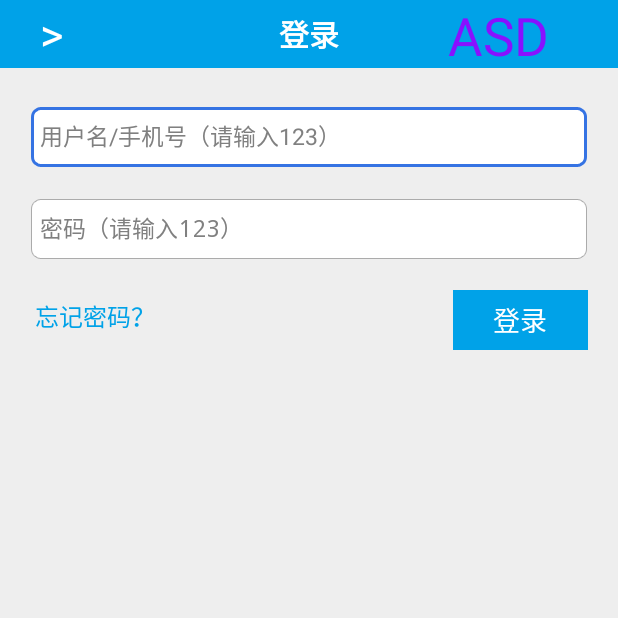
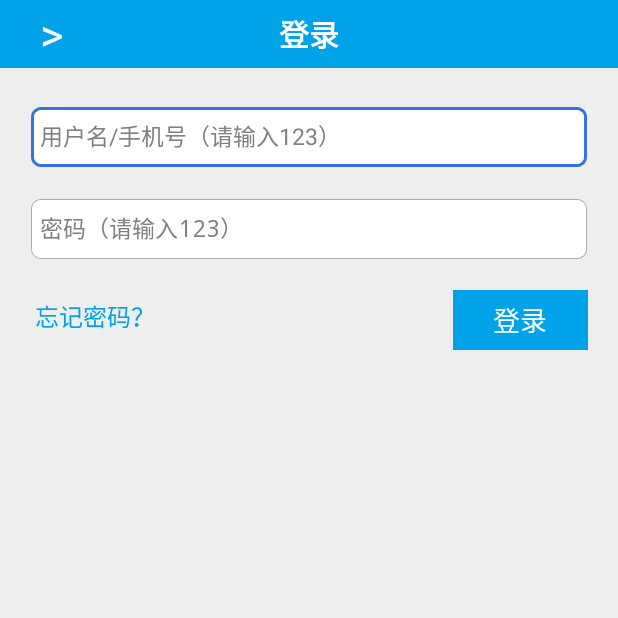
Before and after one commit to Dorm610/SuperMine, an Android app: the Login screen opened directly, with no data from a screen before it, on a phone screen of 412 x 824 dp, the top half of it. Run offline under Robolectric (Android 15) with nearby library versions, the phone set to English and light mode, and no system bars.

Commit message:
codereview and delete the button ASD

```diff
--- a/app/src/main/AndroidManifest.xml
+++ b/app/src/main/AndroidManifest.xml
@@ -13,11 +13,11 @@
             android:theme="@style/Anim_style2" >
             <intent-filter>
                 <action android:name="android.intent.action.MAIN" />
-
                 <category android:name="android.intent.category.LAUNCHER" />
             </intent-filter>
         </activity>
-        <activity android:name=".Welcome"  android:theme="@style/Anim_style2"  />
+        <activity android:name=".Welcome"
+            android:theme="@style/Anim_style2"  />
         <activity android:name=".Login"  android:theme="@style/Anim_style2"  />
         <activity android:name=".LoadingActivity"  android:theme="@style/Anim_style2"  />
     </application>
--- a/app/src/main/java/com/cjkzy/cjkzy/supermine/Welcome.java
+++ b/app/src/main/java/com/cjkzy/cjkzy/supermine/Welcome.java
@@ -20,6 +20,7 @@ public class Welcome extends Activity {
         intent.setClass(Welcome.this, Login.class);
         startActivity(intent);
 //        this.finish();
+
     }
 
     public void welcome_register(View v) {
--- a/app/src/main/res/layout/appstart.xml
+++ b/app/src/main/res/layout/appstart.xml
@@ -3,7 +3,7 @@
     android:orientation="vertical"
     android:layout_width="match_parent"
     android:layout_height="match_parent"
-    android:background="@drawable/welcom_480x800">
-
+    android:background="@drawable/welcom_480x800"
+    android:weightSum="1">
 
 </LinearLayout>
--- a/app/src/main/res/layout/login.xml
+++ b/app/src/main/res/layout/login.xml
@@ -27,18 +27,7 @@
             android:background="@drawable/title_btn_back"
         />
 
-        <Button
-            android:id="@+id/login_OK"
-            android:layout_width="160dp"
-            android:layout_height="wrap_content"
-            android:layout_centerVertical="true"
-            android:layout_alignParentRight="true"
-            android:text="ASD"
-            android:textSize="35sp"
-            android:textColor="#81f"
-            android:onClick="login_back"
-            android:background="@drawable/title_btn_back"
-            />
+
         <TextView
             android:layout_width="wrap_content"
             android:layout_height="wrap_content"
```
Also changed, not shown: app/src/main/java/com/cjkzy/cjkzy/supermine/AppStart.java (+2 -6 lines).
